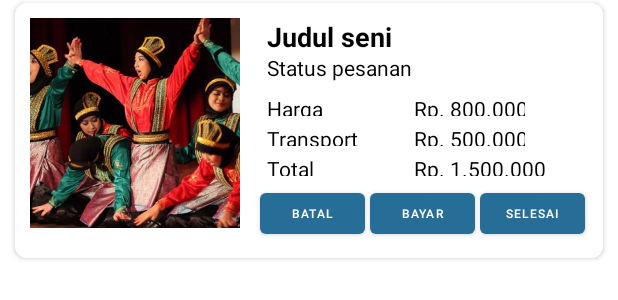
After one commit to mhasan8801/SedayaMobile, an Android app: the layout item_riwayat.xml on its own in the app's theme, with its tools: preview values and no code run, on a phone screen of 412 x 824 dp. The commit adds this screen. Shown: the top 300 px of the screen. Run offline under Robolectric (Android 15) with nearby library versions, the phone set to English and light mode, and no system bars.

Commit message:
layout riwayat transaksi

```diff
--- a/app/src/main/AndroidManifest.xml
+++ b/app/src/main/AndroidManifest.xml
@@ -33,6 +33,8 @@
         <activity android:name=".activity.RegisterActivity" />
         <activity android:name=".activity.UpdateProfileActivity" />
         <activity android:name=".activity.DetailSeniActivity" />
+        <activity android:name=".activity.KeranjangActivity" />
+        <activity android:name=".activity.RiwayatActivity" />
     </application>
 
 </manifest>
--- /dev/null
+++ b/app/src/main/res/drawable/ic_baseline_add_24.xml
@@ -0,0 +1,5 @@
+<vector android:height="24dp" android:tint="@color/colorPrimary_700"
+    android:viewportHeight="24" android:viewportWidth="24"
+    android:width="24dp" xmlns:android="http://schemas.android.com/apk/res/android">
+    <path android:fillColor="@android:color/white" android:pathData="M19,13h-6v6h-2v-6H5v-2h6V5h2v6h6v2z"/>
+</vector>
--- /dev/null
+++ b/app/src/main/res/drawable/ic_baseline_delete_24.xml
@@ -0,0 +1,5 @@
+<vector android:height="24dp" android:tint="#FFFFFF"
+    android:viewportHeight="24" android:viewportWidth="24"
+    android:width="24dp" xmlns:android="http://schemas.android.com/apk/res/android">
+    <path android:fillColor="@android:color/white" android:pathData="M6,19c0,1.1 0.9,2 2,2h8c1.1,0 2,-0.9 2,-2V7H6v12zM19,4h-3.5l-1,-1h-5l-1,1H5v2h14V4z"/>
+</vector>
--- /dev/null
+++ b/app/src/main/res/drawable/ic_baseline_remove_24.xml
@@ -0,0 +1,5 @@
+<vector android:height="24dp" android:tint="@color/colorPrimary_700"
+    android:viewportHeight="24" android:viewportWidth="24"
+    android:width="24dp" xmlns:android="http://schemas.android.com/apk/res/android">
+    <path android:fillColor="@android:color/white" android:pathData="M19,13H5v-2h14v2z"/>
+</vector>
--- /dev/null
+++ b/app/src/main/res/layout/item_riwayat.xml
@@ -0,0 +1,196 @@
+<?xml version="1.0" encoding="utf-8"?>
+<androidx.cardview.widget.CardView android:id="@+id/layout"
+    xmlns:android="http://schemas.android.com/apk/res/android"
+    android:layout_width="match_parent"
+    android:layout_height="wrap_content"
+    android:layout_marginHorizontal="10dp"
+    app:cardCornerRadius="8dp"
+    android:layout_marginVertical="2dp"
+    xmlns:app="http://schemas.android.com/apk/res-auto">
+
+    <LinearLayout
+        android:orientation="vertical"
+        android:layout_width="match_parent"
+        android:layout_height="wrap_content">
+
+
+        <LinearLayout
+            android:id="@+id/isikeranjang"
+            android:layout_width="match_parent"
+            android:layout_height="170dp"
+            android:orientation="horizontal"
+            android:background="@color/white"
+            android:padding="10dp">
+
+<!--            <CheckBox-->
+<!--                android:id="@+id/check_item"-->
+<!--                android:layout_width="30dp"-->
+<!--                android:layout_height="30dp"/>-->
+
+            <ImageView
+                android:id="@+id/img_produk"
+                android:layout_width="140dp"
+                android:src="@drawable/asset_produk1"
+                android:layout_height="140dp"
+                android:background="@color/white"
+                android:cropToPadding="true"
+                android:scaleType="centerCrop"
+                android:adjustViewBounds="true" />
+
+            <LinearLayout
+                android:layout_width="match_parent"
+                android:layout_height="match_parent"
+                android:orientation="vertical"
+                android:layout_marginLeft="10dp">
+
+                <LinearLayout
+                    android:layout_width="200sp"
+                    android:layout_height="45sp"
+                    android:orientation="vertical">
+
+                    <TextView
+                        android:id="@+id/tv_judul"
+                        android:layout_width="90dp"
+                        android:layout_height="23dp"
+                        android:text="Judul seni"
+                        android:textColor="@color/black"
+                        android:textStyle="bold"
+                        android:textSize="18sp"
+                        android:layout_marginLeft="8dp"
+                        android:layout_marginStart="8dp" />
+
+                    <TextView
+                        android:id="@+id/tv_status"
+                        android:layout_width="180dp"
+                        android:layout_height="20dp"
+                        android:textColor="@color/black"
+                        android:text="Status pesanan"
+                        android:layout_marginLeft="8dp"
+                        android:layout_marginStart="8dp"/>
+
+                </LinearLayout>
+
+                <LinearLayout
+                    android:layout_width="180dp"
+                    android:layout_height="20dp"
+                    android:orientation="horizontal">
+
+                    <TextView
+                        android:id="@+id/tv_harga"
+                        android:layout_width="90dp"
+                        android:layout_height="20dp"
+                        android:layout_marginTop="5sp"
+                        android:textColor="@color/black"
+                        android:text="Harga"
+                        android:layout_marginLeft="8dp"
+                        android:layout_marginStart="8dp"/>
+
+                    <TextView
+                        android:id="@+id/tv_harganilai"
+                        android:layout_width="90dp"
+                        android:layout_height="20dp"
+                        android:layout_marginTop="5sp"
+                        android:textColor="@color/black"
+                        android:text="Rp. 800.000"
+                        android:layout_marginLeft="8dp"
+                        android:layout_marginStart="8dp"/>
+
+                </LinearLayout>
+
+                <LinearLayout
+                    android:layout_width="180dp"
+                    android:layout_height="20dp"
+                    android:orientation="horizontal">
+
+                    <TextView
+                        android:id="@+id/tv_transport"
+                        android:layout_width="90dp"
+                        android:layout_height="20dp"
+                        android:layout_marginTop="5sp"
+                        android:textColor="@color/black"
+                        android:text="Transport"
+                        android:layout_marginLeft="8dp"
+                        android:layout_marginStart="8dp"/>
+
+                    <TextView
+                        android:id="@+id/tv_transportnilai"
+                        android:layout_width="90dp"
+                        android:layout_height="20dp"
+                        android:layout_marginTop="5sp"
+                        android:textColor="@color/black"
+                        android:text="Rp. 500.000"
+                        android:layout_marginLeft="8dp"
+                        android:layout_marginStart="8dp"/>
+
+                </LinearLayout>
+
+                <LinearLayout
+                    android:layout_width="200dp"
+                    android:layout_height="20dp"
+                    android:orientation="horizontal">
+
+                    <TextView
+                        android:id="@+id/tv_total"
+                        android:layout_width="90dp"
+                        android:layout_height="20dp"
+                        android:layout_marginTop="5sp"
+                        android:textColor="@color/black"
+                        android:text="Total"
+                        android:layout_marginLeft="8dp"
+                        android:layout_marginStart="8dp"/>
+
+                    <TextView
+                        android:id="@+id/tv_totalnilai"
+                        android:layout_width="100dp"
+                        android:layout_height="20dp"
+                        android:layout_marginTop="5sp"
+                        android:textColor="@color/black"
+                        android:text="Rp. 1.500.000"
+                        android:layout_marginLeft="8dp"
+                        android:layout_marginStart="8dp"/>
+
+                </LinearLayout>
+
+                <LinearLayout
+                    android:layout_width="match_parent"
+                    android:layout_height="wrap_content"
+                    android:orientation="horizontal"
+                    android:layout_marginTop="5sp">
+
+                <Button
+                        android:id="@+id/btn_batal"
+                        android:layout_width="70sp"
+                        android:layout_height="wrap_content"
+                        android:layout_alignParentRight="true"
+                        android:layout_marginLeft="3sp"
+                        android:text="Batal"
+                        android:textSize="8dp"/>
+
+                    <Button
+                        android:id="@+id/btn_bayar"
+                        android:layout_width="70sp"
+                        android:layout_height="wrap_content"
+                        android:layout_alignParentRight="true"
+                        android:layout_marginLeft="3sp"
+                        android:text="Bayar"
+                        android:textSize="8dp"/>
+
+                    <Button
+                        android:id="@+id/btn_selesai"
+                        android:layout_width="70sp"
+                        android:layout_height="wrap_content"
+                        android:layout_alignParentRight="true"
+                        android:layout_marginLeft="3sp"
+                        android:text="Selesai"
+                        android:textSize="8dp"/>
+
+
+                </LinearLayout>
+
+            </LinearLayout>
+
+        </LinearLayout>
+
+    </LinearLayout>
+
+</androidx.cardview.widget.CardView>
--- a/app/src/main/res/layout/layout_home_toolbar.xml
+++ b/app/src/main/res/layout/layout_home_toolbar.xml
@@ -47,6 +47,7 @@
 
 
         <androidx.appcompat.widget.AppCompatImageView
+            android:id="@+id/btn_riwayat"
             android:layout_width="wrap_content"
             android:layout_height="wrap_content"
             android:layout_marginHorizontal="@dimen/_5sdp"
--- a/app/src/main/res/values/colors.xml
+++ b/app/src/main/res/values/colors.xml
@@ -22,6 +22,7 @@
     <color name="greenSoft">#00B608</color>
     <color name="pinkSoft">#FF387C</color>
     <color name="blueSoft">#3CB29A</color>
+    <color name="silver">#EDEDF1</color>
 
     <color name="yellowSoftSecondary">#FFF3CE</color>
     <color name="greenSoftSecondary">#C6FFC9</color>
```
Also changed, not shown: app/src/main/java/com/app/sedaya/activity/RiwayatActivity.kt (added, +20 -0 lines), app/src/main/java/com/app/sedaya/fragment/HomeFragment.kt (+14 -0 lines), app/src/main/res/drawable/bg_penambahan.xml (added, +10 -0 lines), app/src/main/res/drawable/ic_hapus.xml (added, +10 -0 lines), app/src/main/res/layout/activity_riwayat.xml (added, +113 -0 lines).
